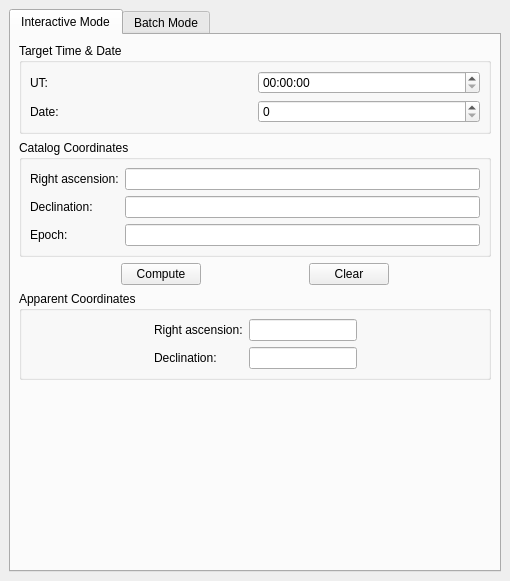
First picture: the form in kstars/tools/modcalcapcoord.ui, repository KDE/kstars, before the edit.
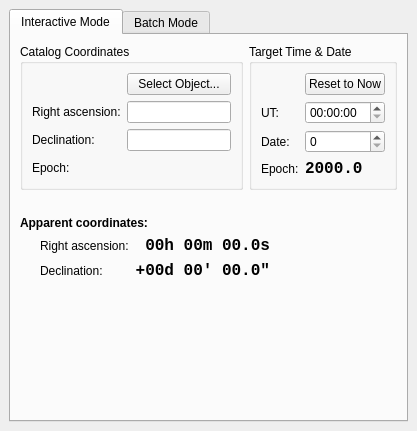
Second picture: the form after the edit. The open tabs and pages were chosen to show the change. Custom widgets are drawn as their Qt base class.

Commit message: Simplifying Apparent Coordinates calculator module.  As usual, I got rid of the Compute/Clear buttons and tried to make it a bit more user-friendly.

Patch:
```diff
--- a/kstars/tools/modcalcapcoord.ui
+++ b/kstars/tools/modcalcapcoord.ui
@@ -5,8 +5,8 @@
    <rect>
     <x>0</x>
     <y>0</y>
-    <width>510</width>
-    <height>581</height>
+    <width>417</width>
+    <height>431</height>
    </rect>
   </property>
   <property name="focusPolicy" >
@@ -33,11 +33,101 @@
       </attribute>
       <layout class="QVBoxLayout" >
        <property name="margin" >
-        <number>8</number>
+        <number>9</number>
        </property>
        <property name="spacing" >
         <number>6</number>
        </property>
+       <item>
+        <layout class="QHBoxLayout" >
+         <property name="margin" >
+          <number>0</number>
+         </property>
+         <property name="spacing" >
+          <number>6</number>
+         </property>
+         <item>
+          <widget class="QGroupBox" name="groupBox_2" >
+           <property name="title" >
+            <string>Catalog Coordinates</string>
+           </property>
+           <layout class="QGridLayout" >
+            <property name="margin" >
+             <number>9</number>
+            </property>
+            <property name="spacing" >
+             <number>6</number>
+            </property>
+            <item row="3" column="1" >
+             <widget class="KDoubleNumInput" name="EpochCat" >
+              <property name="focusPolicy" >
+               <enum>Qt::StrongFocus</enum>
+              </property>
+              <property name="value" >
+               <double>2000.000000000000000</double>
+              </property>
+              <property name="precision" >
+               <number>2</number>
+              </property>
+             </widget>
+            </item>
+            <item row="2" column="0" >
+             <widget class="QLabel" name="DecLabel" >
+              <property name="text" >
+               <string>Declination:</string>
+              </property>
+             </widget>
+            </item>
+            <item row="2" column="1" >
+             <widget class="dmsBox" name="DecCat" />
+            </item>
+            <item row="3" column="0" >
+             <widget class="QLabel" name="EpochLabel" >
+              <property name="text" >
+               <string>Epoch:</string>
+              </property>
+             </widget>
+            </item>
+            <item row="1" column="1" >
+             <widget class="dmsBox" name="RACat" >
+              <property name="minimumSize" >
+               <size>
+                <width>80</width>
+                <height>0</height>
+               </size>
+              </property>
+             </widget>
+            </item>
+            <item row="1" column="0" >
+             <widget class="QLabel" name="RaLabel" >
+              <property name="text" >
+               <string>Right ascension:</string>
+              </property>
+             </widget>
+            </item>
+            <item row="0" column="0" >
+             <spacer>
+              <property name="orientation" >
+               <enum>Qt::Horizontal</enum>
+              </property>
+              <property name="sizeHint" >
+               <size>
+                <width>71</width>
+                <height>20</height>
+               </size>
+              </property>
+             </spacer>
+            </item>
+            <item row="0" column="1" >
+             <widget class="KPushButton" name="ObjectButton" >
+              <property name="text" >
+               <string>Select Object...</string>
+              </property>
+             </widget>
+            </item>
+           </layout>
+          </widget>
+         </item>
        <item>
         <widget class="QGroupBox" name="groupBox_3" >
          <property name="title" >
@@ -45,168 +135,108 @@
          </property>
          <layout class="QGridLayout" >
           <property name="margin" >
-           <number>8</number>
+             <number>9</number>
           </property>
           <property name="spacing" >
            <number>6</number>
           </property>
-          <item row="1" column="1" >
-           <widget class="ExtDateEdit" name="datBox" />
-          </item>
           <item row="0" column="1" >
-           <widget class="QTimeEdit" name="timBox" />
+             <widget class="KPushButton" name="NowButton" >
+              <property name="text" >
+               <string>Reset to Now</string>
+              </property>
+             </widget>
           </item>
           <item row="0" column="0" >
-           <widget class="QLabel" name="timeLabel" >
+             <spacer>
+              <property name="orientation" >
+               <enum>Qt::Horizontal</enum>
+              </property>
+              <property name="sizeHint" >
+               <size>
+                <width>40</width>
+                <height>20</height>
+               </size>
+              </property>
+             </spacer>
+            </item>
+            <item row="3" column="0" >
+             <widget class="QLabel" name="EpochLabel2" >
             <property name="text" >
-             <string>UT:</string>
+               <string>Epoch:</string>
             </property>
            </widget>
           </item>
-          <item row="1" column="0" >
+            <item row="3" column="1" >
+             <widget class="QLabel" name="EpochTarget" >
+              <property name="font" >
+               <font>
+                <family>Monospace</family>
+                <pointsize>12</pointsize>
+                <weight>75</weight>
+                <bold>true</bold>
+               </font>
+              </property>
+              <property name="text" >
+               <string>2000.0</string>
+              </property>
+             </widget>
+            </item>
+            <item row="2" column="1" >
+             <widget class="ExtDateEdit" name="Date" />
+            </item>
+            <item row="2" column="0" >
            <widget class="QLabel" name="dateLabel" >
             <property name="text" >
              <string>Date:</string>
             </property>
            </widget>
           </item>
-         </layout>
-        </widget>
-       </item>
-       <item>
-        <widget class="QGroupBox" name="groupBox_2" >
-         <property name="title" >
-          <string>Catalog Coordinates</string>
-         </property>
-         <layout class="QGridLayout" >
-          <property name="margin" >
-           <number>8</number>
-          </property>
-          <property name="spacing" >
-           <number>6</number>
-          </property>
-          <item row="2" column="1" >
-           <widget class="KLineEdit" name="epoch0Name" >
-            <property name="sizePolicy" >
-             <sizepolicy>
-              <hsizetype>5</hsizetype>
-              <vsizetype>0</vsizetype>
-              <horstretch>0</horstretch>
-              <verstretch>0</verstretch>
-             </sizepolicy>
-            </property>
+            <item row="1" column="0" >
+             <widget class="QLabel" name="timeLabel" >
+              <property name="text" >
+               <string>UT:</string>
+              </property>
            </widget>
           </item>
           <item row="1" column="1" >
-           <widget class="dmsBox" name="dec0Box" />
-          </item>
-          <item row="0" column="0" >
-           <widget class="QLabel" name="ra0Label" >
-            <property name="text" >
-             <string>Right ascension:</string>
-            </property>
-           </widget>
-          </item>
-          <item row="0" column="1" >
-           <widget class="dmsBox" name="ra0Box" />
-          </item>
-          <item row="2" column="0" >
-           <widget class="QLabel" name="epoch0Label" >
-            <property name="text" >
-             <string>Epoch:</string>
-            </property>
-           </widget>
-          </item>
-          <item row="1" column="0" >
-           <widget class="QLabel" name="dec0Label" >
-            <property name="text" >
-             <string>Declination:</string>
-            </property>
-           </widget>
-          </item>
-         </layout>
-        </widget>
+             <widget class="QTimeEdit" name="UT" />
+            </item>
+           </layout>
+          </widget>
+         </item>
+        </layout>
        </item>
        <item>
-        <layout class="QHBoxLayout" >
-         <property name="margin" >
-          <number>0</number>
-         </property>
-         <property name="spacing" >
-          <number>6</number>
-         </property>
-         <item>
           <spacer>
            <property name="orientation" >
             <enum>Qt::Horizontal</enum>
            </property>
-           <property name="sizeType" >
-            <enum>QSizePolicy::Expanding</enum>
-           </property>
            <property name="sizeHint" >
             <size>
-             <width>81</width>
+           <width>40</width>
              <height>20</height>
             </size>
            </property>
           </spacer>
          </item>
          <item>
-          <widget class="KPushButton" name="Compute" >
-           <property name="text" >
-            <string>Compute</string>
-           </property>
-          </widget>
-         </item>
-         <item>
-          <spacer>
-           <property name="orientation" >
-            <enum>Qt::Horizontal</enum>
-           </property>
-           <property name="sizeType" >
-            <enum>QSizePolicy::Expanding</enum>
-           </property>
-           <property name="sizeHint" >
-            <size>
-             <width>70</width>
-             <height>20</height>
-            </size>
-           </property>
-          </spacer>
-         </item>
-         <item>
-          <widget class="KPushButton" name="Clear" >
+        <widget class="QLabel" name="ApCoordLabel" >
+         <property name="font" >
+          <font>
+           <weight>75</weight>
+           <bold>true</bold>
+          </font>
+         </property>
            <property name="text" >
-            <string>Clear</string>
+          <string>Apparent coordinates:</string>
            </property>
           </widget>
          </item>
          <item>
-          <spacer>
-           <property name="orientation" >
-            <enum>Qt::Horizontal</enum>
-           </property>
-           <property name="sizeType" >
-            <enum>QSizePolicy::Expanding</enum>
-           </property>
-           <property name="sizeHint" >
-            <size>
-             <width>91</width>
-             <height>20</height>
-            </size>
-           </property>
-          </spacer>
-         </item>
-        </layout>
-       </item>
-       <item>
-        <widget class="QGroupBox" name="groupBox" >
-         <property name="title" >
-          <string>Apparent Coordinates</string>
-         </property>
          <layout class="QHBoxLayout" >
           <property name="margin" >
-           <number>8</number>
+          <number>0</number>
           </property>
           <property name="spacing" >
            <number>6</number>
@@ -217,11 +247,11 @@
              <enum>Qt::Horizontal</enum>
             </property>
             <property name="sizeType" >
-             <enum>QSizePolicy::Expanding</enum>
+            <enum>QSizePolicy::Fixed</enum>
             </property>
             <property name="sizeHint" >
              <size>
-              <width>102</width>
+             <width>20</width>
               <height>20</height>
              </size>
             </property>
@@ -235,26 +265,62 @@
             <property name="spacing" >
              <number>6</number>
             </property>
-            <item row="0" column="0" >
-             <widget class="QLabel" name="rafLabel" >
+           <item row="1" column="1" >
+            <widget class="QLabel" name="Dec" >
+             <property name="font" >
+              <font>
+               <family>Monospace</family>
+               <pointsize>12</pointsize>
+               <weight>75</weight>
+               <bold>true</bold>
+              </font>
+             </property>
               <property name="text" >
-               <string>Right ascension:</string>
-              </property>
-             </widget>
-            </item>
-            <item row="0" column="1" >
-             <widget class="dmsBox" name="rafBox" />
-            </item>
+              <string>+00d 00' 00.0"</string>
+             </property>
+             <property name="alignment" >
+              <set>Qt::AlignRight|Qt::AlignTrailing|Qt::AlignVCenter</set>
+             </property>
+             <property name="textInteractionFlags" >
+              <enum>Qt::TextSelectableByMouse</enum>
+             </property>
+            </widget>
+           </item>
             <item row="1" column="0" >
-             <widget class="QLabel" name="decfLabel" >
+            <widget class="QLabel" name="DecLabel" >
               <property name="text" >
                <string>Declination:</string>
               </property>
              </widget>
             </item>
-            <item row="1" column="1" >
-             <widget class="dmsBox" name="decfBox" />
-            </item>
+           <item row="0" column="1" >
+            <widget class="QLabel" name="RA" >
+             <property name="font" >
+              <font>
+               <family>Monospace</family>
+               <pointsize>12</pointsize>
+               <weight>75</weight>
+               <bold>true</bold>
+              </font>
+             </property>
+             <property name="text" >
+              <string>00h 00m 00.0s</string>
+             </property>
+             <property name="alignment" >
+              <set>Qt::AlignRight|Qt::AlignTrailing|Qt::AlignVCenter</set>
+             </property>
+             <property name="textInteractionFlags" >
+              <enum>Qt::TextSelectableByMouse</enum>
+             </property>
+            </widget>
+           </item>
+           <item row="0" column="0" >
+            <widget class="QLabel" name="RALabel" >
+             <property name="text" >
+              <string>Right ascension:</string>
+             </property>
+            </widget>
+           </item>
            </layout>
           </item>
           <item>
@@ -262,19 +328,15 @@
             <property name="orientation" >
              <enum>Qt::Horizontal</enum>
             </property>
-            <property name="sizeType" >
-             <enum>QSizePolicy::Expanding</enum>
-            </property>
             <property name="sizeHint" >
              <size>
-              <width>70</width>
+             <width>40</width>
               <height>20</height>
              </size>
             </property>
            </spacer>
           </item>
          </layout>
-        </widget>
        </item>
        <item>
         <spacer>
@@ -581,6 +643,16 @@
  </widget>
  <layoutdefault spacing="6" margin="11" />
  <customwidgets>
+  <customwidget>
+   <class>dmsBox</class>
+   <extends>KLineEdit</extends>
+   <header>widgets/dmsbox.h</header>
+  </customwidget>
+  <customwidget>
+   <class>KPushButton</class>
+   <extends>QPushButton</extends>
+   <header>kpushbutton.h</header>
+  </customwidget>
   <customwidget>
    <class>ExtDateEdit</class>
    <extends>QSpinBox</extends>
@@ -592,14 +664,9 @@
    <header>klineedit.h</header>
   </customwidget>
   <customwidget>
-   <class>KPushButton</class>
-   <extends>QPushButton</extends>
-   <header>kpushbutton.h</header>
-  </customwidget>
-  <customwidget>
-   <class>dmsBox</class>
-   <extends>KLineEdit</extends>
-   <header>widgets/dmsbox.h</header>
+   <class>KDoubleNumInput</class>
+   <extends>QWidget</extends>
+   <header>knuminput.h</header>
   </customwidget>
  </customwidgets>
  <tabstops>
```
Left out of the diff: 32 changed lines with no effect on the pictures. Lines whose indentation alone changed are shown as unchanged. The commit also changes 2 other files.
